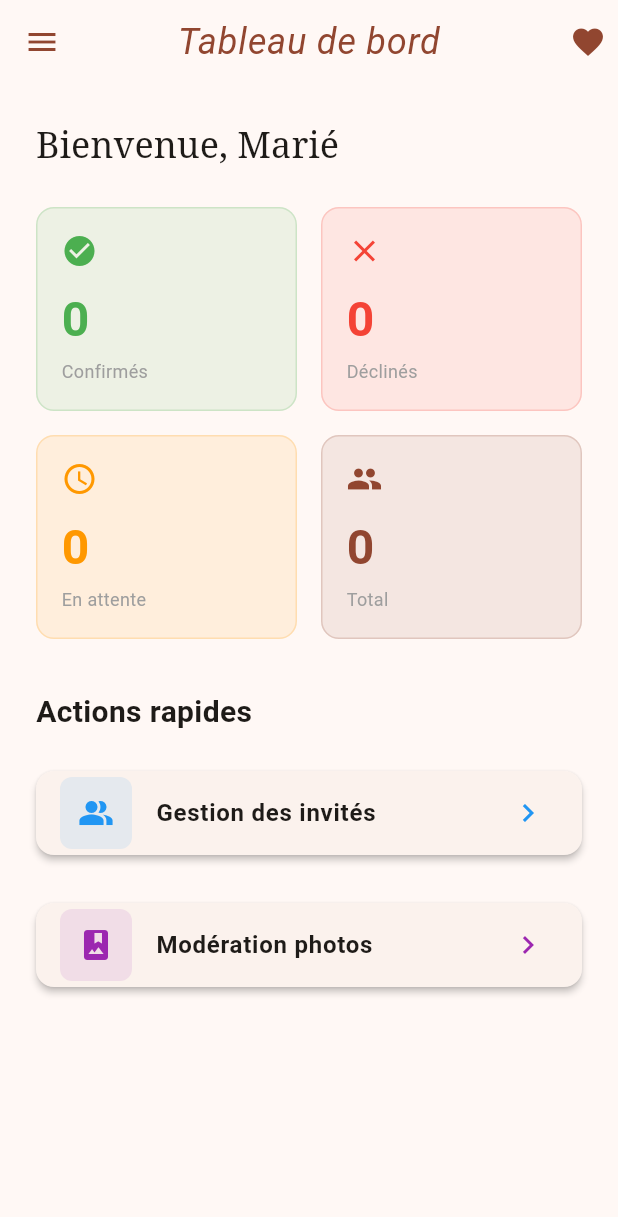
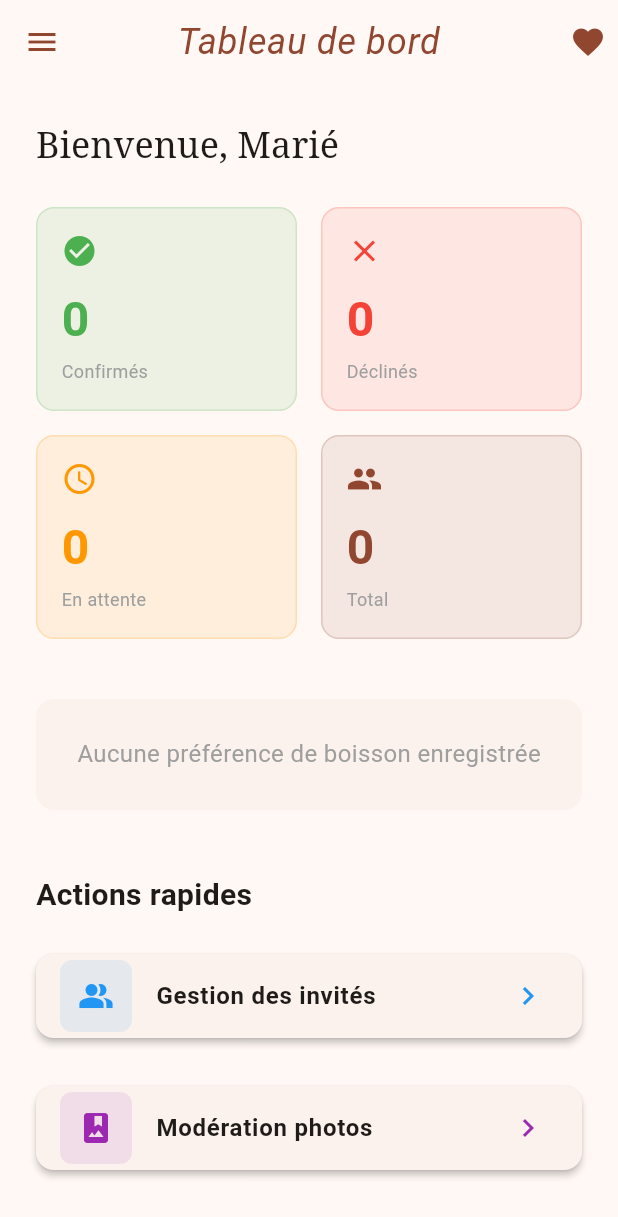
Before and after one commit to Soll6/mariage_pasteur, a Flutter app: the AdminDashboardScreen screen opened directly, on a phone screen of 412 x 824 dp. Shown: the top 1217 px of the screen. Run offline on Flutter 3.47's test engine with Material 3 defaults, Android fonts, the phone set to English and light mode, and no system bars; our stand-ins replace fl_chart, flutter_map, image_picker, latlong2, supabase_flutter; missing offline and left inert: model_viewer_plus; accounts and stored records are empty; Roboto replaces fonts that are missing (NotoSerif).

Commit message:
feat: add drink preferences with pie chart on dashboards
- Rename 'Régime alimentaire ou Allergies' to 'Préférences alimentaires' on RSVP
- Add preferred_drink dropdown (27 boissons) to RSVP, guest management, edit dialog
- Add preferred_drink column to guests table (migration)
- Add colorful pie chart (fl_chart) showing drink stats on Admin & Couple dashboards
- Show drink in guest list item and profil screen
- Update CSV export to include drink column

```diff
--- a/lib/models/guest.dart
+++ b/lib/models/guest.dart
@@ -7,6 +7,7 @@ class Guest {
   final int? guestNumber;
   final String? dietaryRestrictions;
   final String? allergies;
+  final String? preferredDrink;
   final DateTime createdAt;
   final DateTime? updatedAt;
 
@@ -19,6 +20,7 @@ class Guest {
     this.guestNumber,
     this.dietaryRestrictions,
     this.allergies,
+    this.preferredDrink,
     required this.createdAt,
     this.updatedAt,
   });
@@ -33,6 +35,7 @@ class Guest {
       guestNumber: json['guest_number'] as int?,
       dietaryRestrictions: json['dietary_restrictions'] as String?,
       allergies: json['allergies'] as String?,
+      preferredDrink: json['preferred_drink'] as String?,
       createdAt: DateTime.parse(json['created_at'] as String),
       updatedAt: json['updated_at'] != null
           ? DateTime.parse(json['updated_at'] as String)
@@ -50,6 +53,7 @@ class Guest {
       'guest_number': guestNumber,
       'dietary_restrictions': dietaryRestrictions,
       'allergies': allergies,
+      'preferred_drink': preferredDrink,
       'created_at': createdAt.toIso8601String(),
       'updated_at': updatedAt?.toIso8601String(),
     };
@@ -64,6 +68,7 @@ class Guest {
     int? guestNumber,
     String? dietaryRestrictions,
     String? allergies,
+    String? preferredDrink,
     DateTime? createdAt,
     DateTime? updatedAt,
   }) {
@@ -77,6 +82,7 @@ class Guest {
       dietaryRestrictions:
           dietaryRestrictions ?? this.dietaryRestrictions,
       allergies: allergies ?? this.allergies,
+      preferredDrink: preferredDrink ?? this.preferredDrink,
       createdAt: createdAt ?? this.createdAt,
       updatedAt: updatedAt ?? this.updatedAt,
     );
--- a/lib/screens/admin/admin_dashboard_screen.dart
+++ b/lib/screens/admin/admin_dashboard_screen.dart
@@ -3,6 +3,7 @@ import 'package:provider/provider.dart';
 import 'package:mariage_pasteur/services/auth_service.dart';
 import 'package:mariage_pasteur/services/guest_service.dart';
 import 'package:mariage_pasteur/widgets/wedding_app_bar.dart';
+import 'package:mariage_pasteur/widgets/drink_pie_chart.dart';
 
 class AdminDashboardScreen extends StatefulWidget {
   const AdminDashboardScreen({super.key});
@@ -92,6 +93,9 @@ class _AdminDashboardScreenState extends State<AdminDashboardScreen> {
                         ),
                       ],
                     ),
+                    const SizedBox(height: 32),
+                    // Drink preferences chart
+                    DrinkPieChart(drinkStats: guestService.getDrinkStats()),
                     const SizedBox(height: 32),
                     // Quick actions
                     const Text(
--- a/lib/screens/couple/couple_dashboard_screen.dart
+++ b/lib/screens/couple/couple_dashboard_screen.dart
@@ -3,6 +3,7 @@ import 'package:provider/provider.dart';
 import 'package:mariage_pasteur/services/auth_service.dart';
 import 'package:mariage_pasteur/services/guest_service.dart';
 import 'package:mariage_pasteur/widgets/wedding_app_bar.dart';
+import 'package:mariage_pasteur/widgets/drink_pie_chart.dart';
 
 class CoupleDashboardScreen extends StatefulWidget {
   const CoupleDashboardScreen({super.key});
@@ -89,6 +90,9 @@ class _CoupleDashboardScreenState extends State<CoupleDashboardScreen> {
                         ),
                       ],
                     ),
+                    const SizedBox(height: 32),
+                    // Drink preferences chart
+                    DrinkPieChart(drinkStats: guestService.getDrinkStats()),
                     const SizedBox(height: 32),
                     // Quick actions
                     const Text(
--- a/lib/services/guest_service.dart
+++ b/lib/services/guest_service.dart
@@ -74,6 +74,7 @@ class GuestService extends ChangeNotifier {
     int numberOfGuests = 1,
     String? dietaryRestrictions,
     String? allergies,
+    String? preferredDrink,
   }) async {
     try {
       final updates = <String, dynamic>{
@@ -81,6 +82,7 @@ class GuestService extends ChangeNotifier {
         'number_of_guests': numberOfGuests,
         'dietary_restrictions': dietaryRestrictions,
         'allergies': allergies,
+        'preferred_drink': preferredDrink,
         'updated_at': DateTime.now().toIso8601String(),
       };
 
@@ -170,6 +172,7 @@ class GuestService extends ChangeNotifier {
     required String fullName,
     String? dietaryRestrictions,
     String? allergies,
+    String? preferredDrink,
   }) async {
     try {
       await _client.from('guests').insert({
@@ -179,6 +182,7 @@ class GuestService extends ChangeNotifier {
         'number_of_guests': 1,
         'dietary_restrictions': dietaryRestrictions,
         'allergies': allergies,
+        'preferred_drink': preferredDrink,
       });
 
       // Refresh guests list
@@ -288,7 +292,7 @@ class GuestService extends ChangeNotifier {
 
   /// Export guests as CSV sorted by guest_number
   String exportToCSV() {
-    final lines = <String>['numéro,nom,email,statut,invités,restrictions,allergies'];
+    final lines = <String>['numéro,nom,email,statut,invités,restrictions,allergies,boisson'];
 
     // Sort: numbered guests first (by number), then unnumbered (by name)
     final sorted = List<Guest>.from(_guests);
@@ -304,7 +308,7 @@ class GuestService extends ChangeNotifier {
     for (final guest in sorted) {
       final num = guest.guestNumber?.toString() ?? '';
       lines.add(
-        '$num,${guest.fullName},${guest.email},${guest.rsvpStatus},${guest.numberOfGuests},${guest.dietaryRestrictions ?? ''},${guest.allergies ?? ''}',
+        '$num,${guest.fullName},${guest.email},${guest.rsvpStatus},${guest.numberOfGuests},${guest.dietaryRestrictions ?? ''},${guest.allergies ?? ''},${guest.preferredDrink ?? ''}',
       );
     }
     return lines.join('\n');
@@ -315,4 +319,18 @@ class GuestService extends ChangeNotifier {
     _error = null;
     notifyListeners();
   }
+
+  /// Get drink preference statistics (confirmed guests only)
+  Map<String, int> getDrinkStats() {
+    final Map<String, int> stats = {};
+    for (final guest in _guests) {
+      if (guest.rsvpStatus == 'confirmed' &&
+          guest.preferredDrink != null &&
+          guest.preferredDrink!.isNotEmpty) {
+        final drink = guest.preferredDrink!;
+        stats[drink] = (stats[drink] ?? 0) + 1;
+      }
+    }
+    return stats;
+  }
 }
--- /dev/null
+++ b/lib/widgets/drink_pie_chart.dart
@@ -0,0 +1,101 @@
+import 'package:flutter/material.dart';
+import 'package:fl_chart/fl_chart.dart';
+import '../constants/drinks.dart';
+
+class DrinkPieChart extends StatelessWidget {
+  final Map<String, int> drinkStats;
+
+  const DrinkPieChart({super.key, required this.drinkStats});
+
+  @override
+  Widget build(BuildContext context) {
+    if (drinkStats.isEmpty) {
+      return const Card(
+        child: Padding(
+          padding: EdgeInsets.all(24),
+          child: Center(
+            child: Text(
+              'Aucune préférence de boisson enregistrée',
+              style: TextStyle(color: Colors.grey),
+            ),
+          ),
+        ),
+      );
+    }
+
+    final sortedEntries = drinkStats.entries.toList()
+      ..sort((a, b) => b.value.compareTo(a.value));
+
+    final total = sortedEntries.fold<int>(0, (sum, e) => sum + e.value);
+
+    return Card(
+      shape: RoundedRectangleBorder(borderRadius: BorderRadius.circular(16)),
+      child: Padding(
+        padding: const EdgeInsets.all(20),
+        child: Column(
+          crossAxisAlignment: CrossAxisAlignment.start,
+          children: [
+            const Text(
+              'Préférences de boissons',
+              style: TextStyle(
+                fontSize: 18,
+                fontWeight: FontWeight.w600,
+              ),
+            ),
+            const SizedBox(height: 20),
+            SizedBox(
+              height: 220,
+              child: PieChart(
+                PieChartData(
+                  sectionsSpace: 2,
+                  centerSpaceRadius: 50,
+                  sections: sortedEntries.map((entry) {
+                    final color = getDrinkColor(entry.key);
+                    final pct = (entry.value / total * 100).toStringAsFixed(0);
+                    return PieChartSectionData(
+                      color: color,
+                      value: entry.value.toDouble(),
+                      title: '$pct%',
+                      radius: 60,
+                      titleStyle: const TextStyle(
+                        fontSize: 11,
+                        fontWeight: FontWeight.bold,
+                        color: Colors.white,
+                      ),
+                    );
+                  }).toList(),
+                ),
+              ),
+            ),
+            const SizedBox(height: 16),
+            Wrap(
+              spacing: 12,
+              runSpacing: 8,
+              children: sortedEntries.map((entry) {
+                final color = getDrinkColor(entry.key);
+                return Row(
+                  mainAxisSize: MainAxisSize.min,
+                  children: [
+                    Container(
+                      width: 12,
+                      height: 12,
+                      decoration: BoxDecoration(
+                        color: color,
+                        shape: BoxShape.circle,
+                      ),
+                    ),
+                    const SizedBox(width: 6),
+                    Text(
+                      '${entry.key} (${entry.value})',
+                      style: const TextStyle(fontSize: 12),
+                    ),
+                  ],
+                );
+              }).toList(),
+            ),
+          ],
+        ),
+      ),
+    );
+  }
+}
--- a/pubspec.yaml
+++ b/pubspec.yaml
@@ -18,6 +18,7 @@ dependencies:
   url_launcher: ^6.2.5
   supabase_flutter: ^2.8.3
   image_picker: ^1.1.2
+  fl_chart: ^0.70.2
 
 dev_dependencies:
   flutter_test:
```
Also changed, not shown: lib/constants/drinks.dart (added, +67 -0 lines), lib/screens/admin/guest_management_screen.dart (+48 -14 lines), lib/screens/profil_screen.dart (+23 -0 lines), lib/screens/rsvp_screen.dart (+66 -2 lines), 1 other file.
